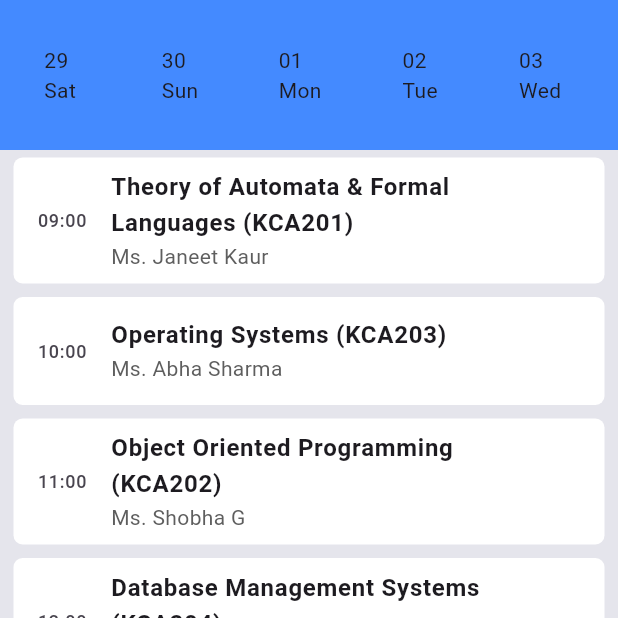
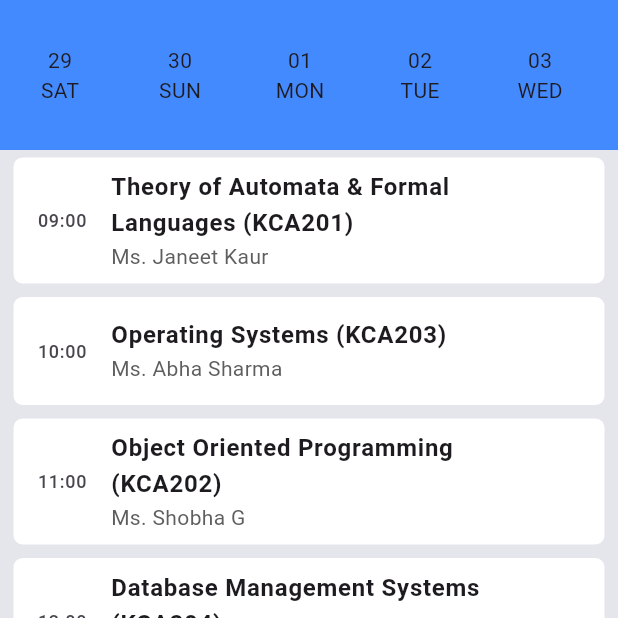
Before and after one commit to Mks30d/FlutterTutorial, a Flutter app: the screen it shows after launch, on a phone screen of 412 x 824 dp, the top half of it. Run offline on Flutter 3.47's test engine with Material 3 defaults, Android fonts, the phone set to English and light mode, and no system bars; our stand-ins replace font_awesome_flutter.

Commit message:
Implemented a horizontal scrollable list of the next 7 days and display the routine details.

```diff
--- a/lib/Routine/routine.dart
+++ b/lib/Routine/routine.dart
@@ -44,8 +44,14 @@ class _Routine_WidgetState extends State<Routine_Widget> {
                   child: Container(
                     width: 80,
                     color: Colors.blueAccent,
-                    alignment: Alignment.center,
-                    child: Text("${DateFormat("dd").format(day)}\n${DateFormat("E").format(day)}"),
+                    child: Column(
+                      mainAxisAlignment: MainAxisAlignment.center,
+                      crossAxisAlignment: CrossAxisAlignment.center,
+                      children: [
+                        Text("${DateFormat("dd").format(day)}"),
+                        Text("${DateFormat("E").format(day).toUpperCase()}"),
+                      ],
+                    ),
                   ),
                 );
               },
```
